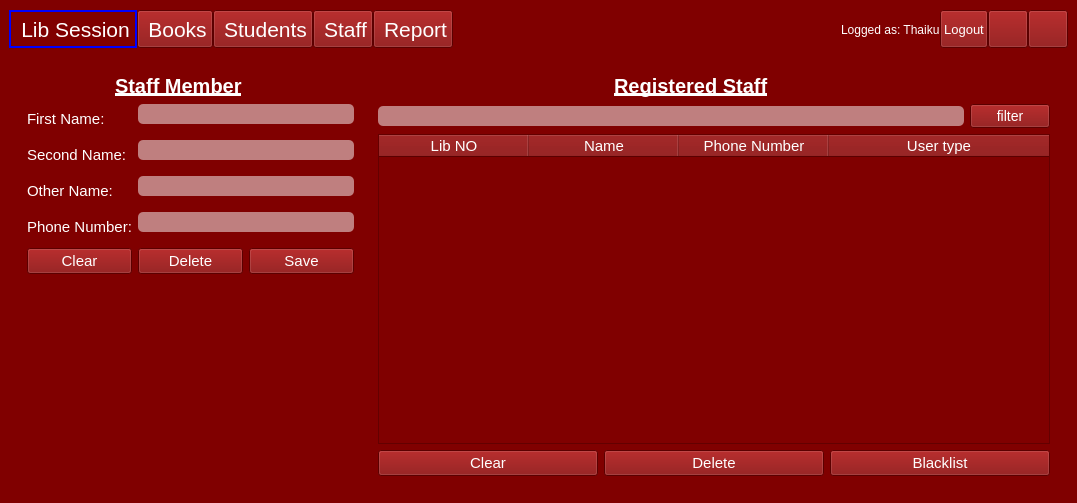
First picture: the form in UI/main2.ui, repository thaikum/Library-management, before the edit.
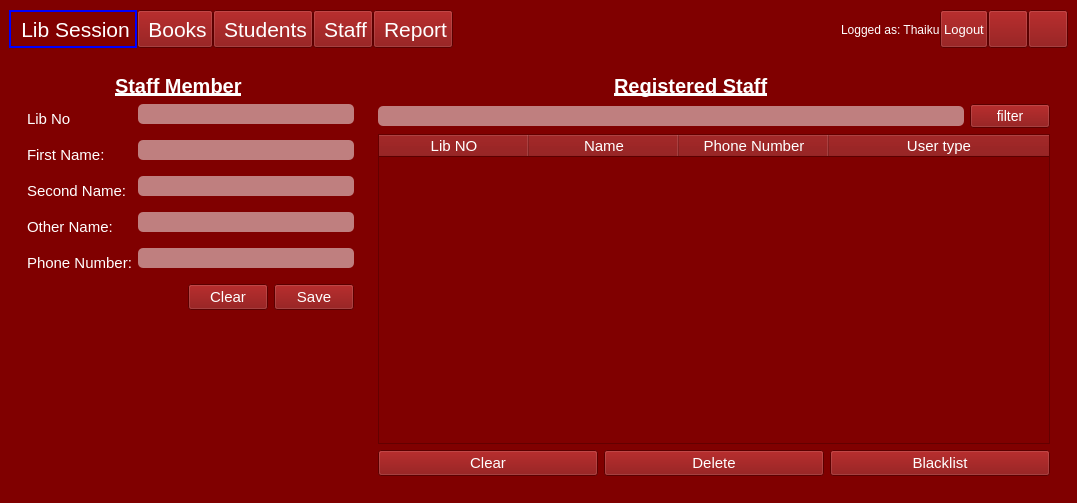
Second picture: the form after the edit. The open tabs and pages were chosen to show the change. Icons and pictures are not drawn.

```diff
--- a/UI/main2.ui
+++ b/UI/main2.ui
@@ -967,14 +967,14 @@
            </item>
            <item>
             <layout class="QFormLayout" name="formLayout_2">
-             <item row="0" column="0">
+             <item row="1" column="0">
               <widget class="QLabel" name="label_24">
                <property name="text">
                 <string>First Name:</string>
                </property>
               </widget>
              </item>
-             <item row="0" column="1">
+             <item row="1" column="1">
               <widget class="QLineEdit" name="stfFirstName">
                <property name="styleSheet">
                 <string notr="true">border-radius:5px;
@@ -987,14 +987,14 @@
                </property>
               </widget>
              </item>
-             <item row="1" column="0">
+             <item row="2" column="0">
               <widget class="QLabel" name="label_25">
                <property name="text">
                 <string>Second Name:</string>
                </property>
               </widget>
              </item>
-             <item row="1" column="1">
+             <item row="2" column="1">
               <widget class="QLineEdit" name="stfSecondName">
                <property name="styleSheet">
                 <string notr="true">border-radius:5px;
@@ -1007,14 +1007,14 @@
                </property>
               </widget>
              </item>
-             <item row="2" column="0">
+             <item row="3" column="0">
               <widget class="QLabel" name="label_26">
                <property name="text">
                 <string>Other Name:</string>
                </property>
               </widget>
              </item>
-             <item row="2" column="1">
+             <item row="3" column="1">
               <widget class="QLineEdit" name="stfOtherName">
                <property name="styleSheet">
                 <string notr="true">border-radius:5px;
@@ -1027,14 +1027,28 @@
                </property>
               </widget>
              </item>
-             <item row="3" column="0">
+             <item row="4" column="0">
               <widget class="QLabel" name="label_23">
                <property name="text">
                 <string>Phone Number:</string>
                </property>
               </widget>
              </item>
-             <item row="3" column="1">
+             <item row="0" column="0">
+              <widget class="QLabel" name="label_34">
+               <property name="text">
+                <string>Lib No</string>
+               </property>
+              </widget>
+             </item>
+             <item row="0" column="1">
+              <widget class="QLineEdit" name="stfLibNo">
+               <property name="readOnly">
+                <bool>true</bool>
+               </property>
+              </widget>
+             </item>
+             <item row="4" column="1">
               <widget class="QLineEdit" name="stfPhoneNo">
                <property name="styleSheet">
                 <string notr="true">border-radius:5px;
@@ -1051,6 +1065,19 @@
            </item>
            <item>
             <layout class="QHBoxLayout" name="horizontalLayout_21">
+             <item>
+              <spacer name="horizontalSpacer_4">
+               <property name="orientation">
+                <enum>Qt::Horizontal</enum>
+               </property>
+               <property name="sizeHint" stdset="0">
+                <size>
+                 <width>40</width>
+                 <height>20</height>
+                </size>
+               </property>
+              </spacer>
+             </item>
              <item>
               <widget class="QPushButton" name="clearStaffDetails">
                <property name="styleSheet">
@@ -1061,13 +1088,6 @@
                </property>
               </widget>
              </item>
-             <item>
-              <widget class="QPushButton" name="pushButton_22">
-               <property name="text">
-                <string>Delete</string>
-               </property>
-              </widget>
-             </item>
              <item>
               <widget class="QPushButton" name="stfSaveDetails">
                <property name="text">
```
Left out of the diff: 199 changed lines with no effect on the pictures.
